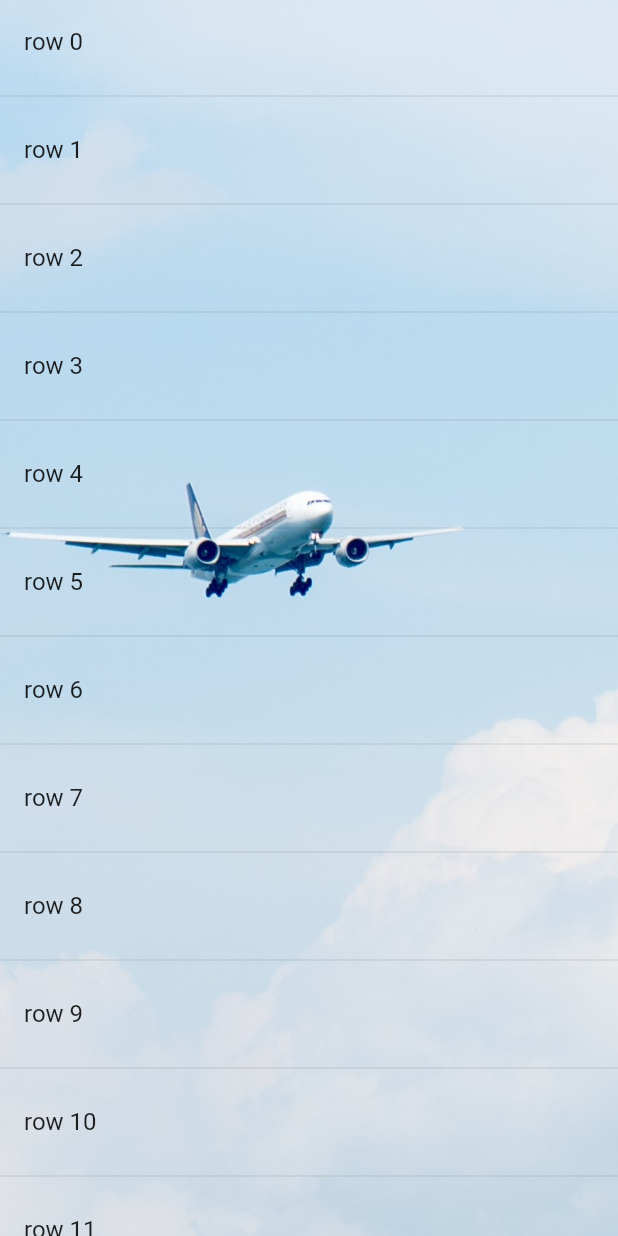
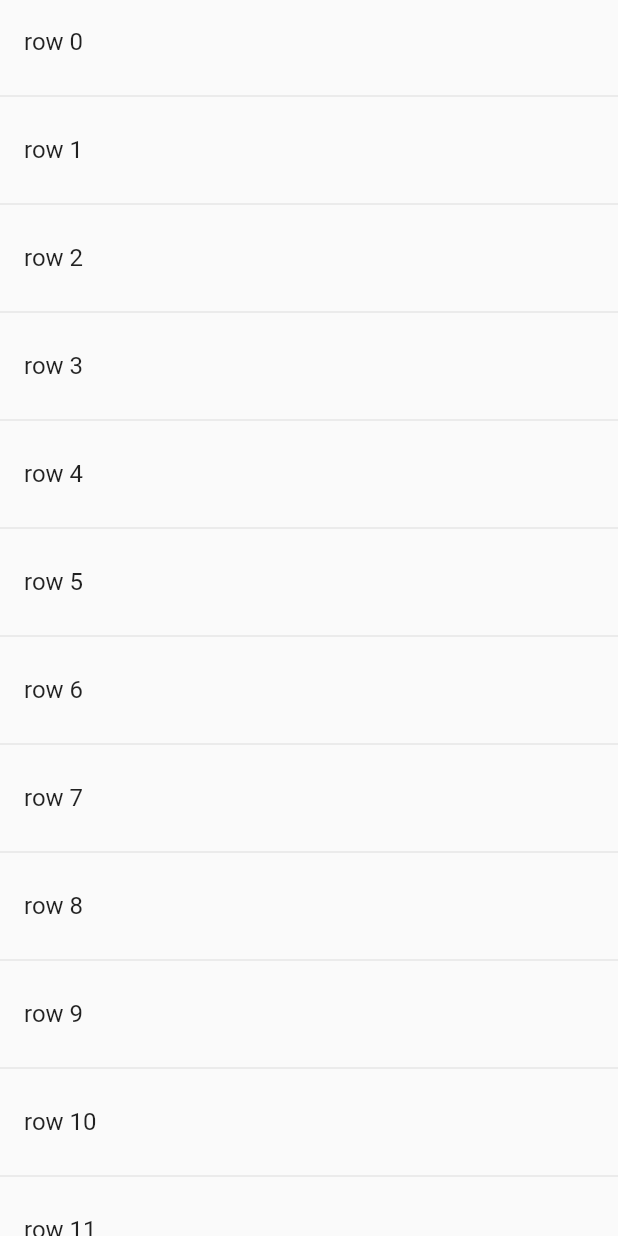
Before and after one commit to AbdulWahab15/practise, a Flutter app: the screen it shows after launch, on a phone screen of 412 x 824 dp. Run offline on Flutter 3.47's test engine with Material 2 defaults, Android fonts, the phone set to English and light mode, and no system bars.

Commit message:
few changes

```diff
--- a/lib/UI/list.dart
+++ b/lib/UI/list.dart
@@ -31,10 +31,10 @@ class Stateful_State extends State<Lists>{
     return Scaffold(
       body:
       Container(
-        decoration:BoxDecoration(
+        /*decoration:BoxDecoration(
         image: DecorationImage(image: AssetImage("images/splash.jpg"),
         fit: BoxFit.cover),
-        ),
+        ),*/
         child: _myListView(context),
       )
     );
```
